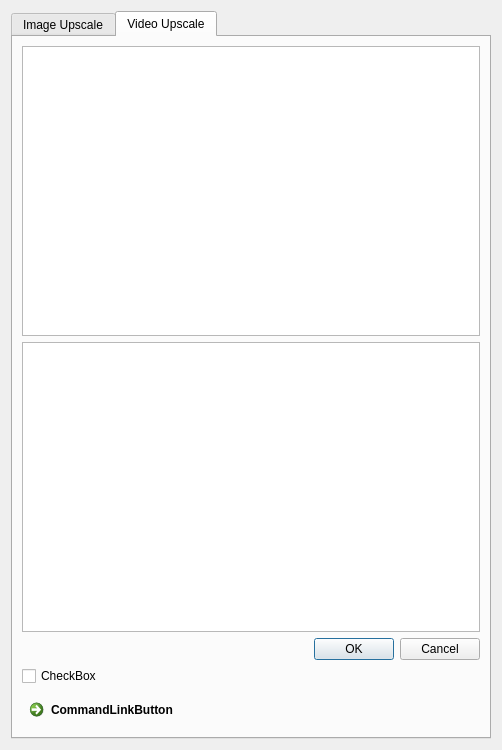
This is Windows/MainWindow.ui in D16IT6/UpscaleAnime as Qt 5 draws it before an edit. The edited form follows.
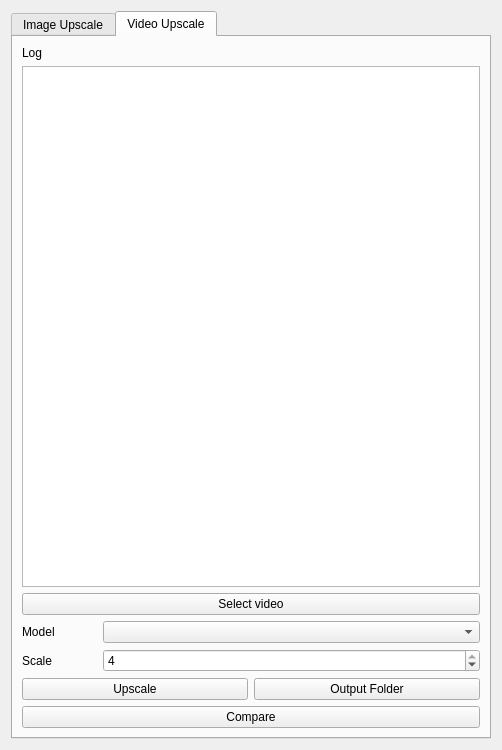
This is the edited form. The open tabs and pages were chosen to show the change.

The edit to the form file:
```diff
--- a/Windows/MainWindow.ui
+++ b/Windows/MainWindow.ui
@@ -142,31 +142,96 @@
        <item>
         <layout class="QVBoxLayout" name="verticalLayout_2">
          <item>
-          <widget class="QUndoView" name="undoView"/>
+          <widget class="QLabel" name="label_3">
+           <property name="text">
+            <string>Log</string>
+           </property>
+          </widget>
          </item>
          <item>
-          <widget class="QTreeView" name="treeView"/>
+          <widget class="QListWidget" name="listWidgetLog"/>
          </item>
          <item>
-          <widget class="QDialogButtonBox" name="buttonBox">
-           <property name="standardButtons">
-            <set>QDialogButtonBox::StandardButton::Cancel|QDialogButtonBox::StandardButton::Ok</set>
+          <widget class="QPushButton" name="selectVideoButton">
+           <property name="toolTip">
+            <string>Chọn video đầu vào</string>
            </property>
-          </widget>
-         </item>
-         <item>
-          <widget class="QCheckBox" name="checkBox">
            <property name="text">
-            <string>CheckBox</string>
+            <string>Select video</string>
            </property>
           </widget>
          </item>
          <item>
-          <widget class="QCommandLinkButton" name="commandLinkButton">
-           <property name="text">
-            <string>CommandLinkButton</string>
-           </property>
-          </widget>
+          <layout class="QGridLayout" name="gridOptions" rowstretch="0,0,0,0" columnstretch="2,10">
+           <item row="0" column="1">
+            <widget class="QComboBox" name="modelComboBoxVideo">
+             <property name="toolTip">
+              <string>Model để upscale</string>
+             </property>
+            </widget>
+           </item>
+           <item row="1" column="1">
+            <widget class="QSpinBox" name="numericUpDownVideo">
+             <property name="toolTip">
+              <string>Mức độ scale (chỉ model đầu mới có thể tuỳ chỉnh)</string>
+             </property>
+             <property name="minimum">
+              <number>2</number>
+             </property>
+             <property name="maximum">
+              <number>4</number>
+             </property>
+             <property name="value">
+              <number>4</number>
+             </property>
+            </widget>
+           </item>
+           <item row="0" column="0">
+            <widget class="QLabel" name="label">
+             <property name="text">
+              <string>Model</string>
+             </property>
+            </widget>
+           </item>
+           <item row="3" column="0" colspan="2">
+            <layout class="QGridLayout" name="gridLayout_2">
+             <item row="0" column="0">
+              <widget class="QPushButton" name="upscaleButtonVideo">
+               <property name="toolTip">
+                <string>Bấm để tăng chất lượng video</string>
+               </property>
+               <property name="text">
+                <string>Upscale</string>
+               </property>
+              </widget>
+             </item>
+             <item row="0" column="1">
+              <widget class="QPushButton" name="outputFolderButtonVideo">
+               <property name="toolTip">
+                <string>Folder chứa dữ liệu đầu ra</string>
+               </property>
+               <property name="text">
+                <string>Output Folder</string>
+               </property>
+              </widget>
+             </item>
+             <item row="1" column="0" colspan="2">
+              <widget class="QPushButton" name="compareButtonVideo">
+               <property name="text">
+                <string>Compare</string>
+               </property>
+              </widget>
+             </item>
+            </layout>
+           </item>
+           <item row="1" column="0">
+            <widget class="QLabel" name="label_2">
+             <property name="text">
+              <string>Scale</string>
+             </property>
+            </widget>
+           </item>
+          </layout>
          </item>
         </layout>
        </item>
```
Left out of the diff: 11 changed lines with no effect on the pictures.
